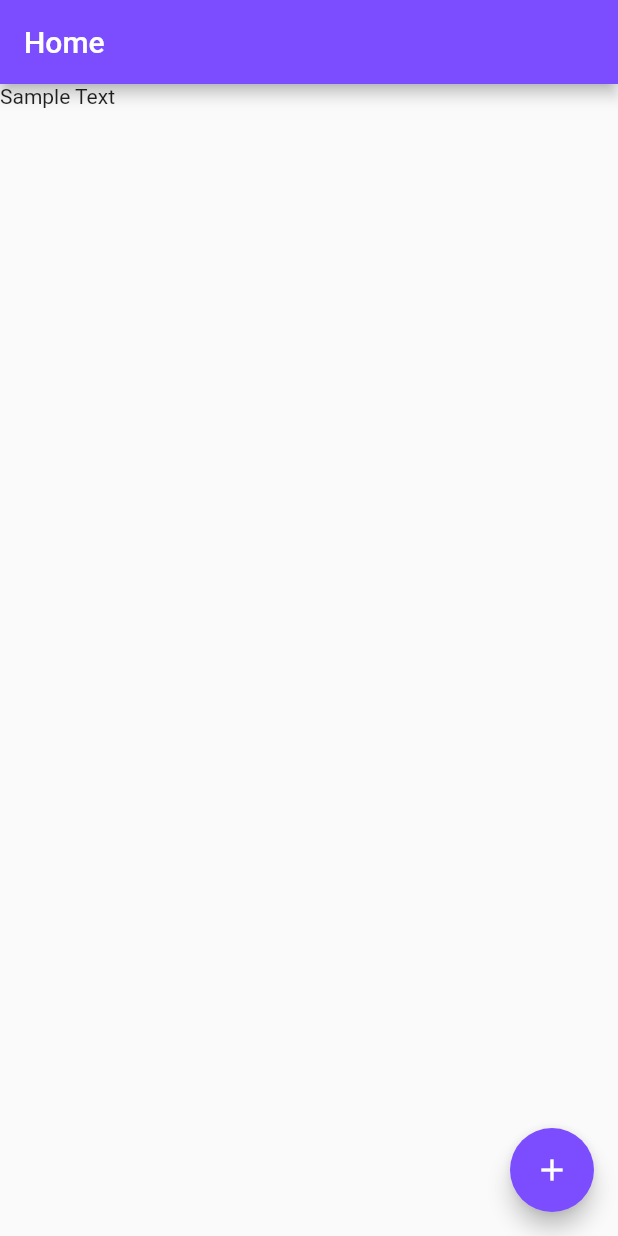
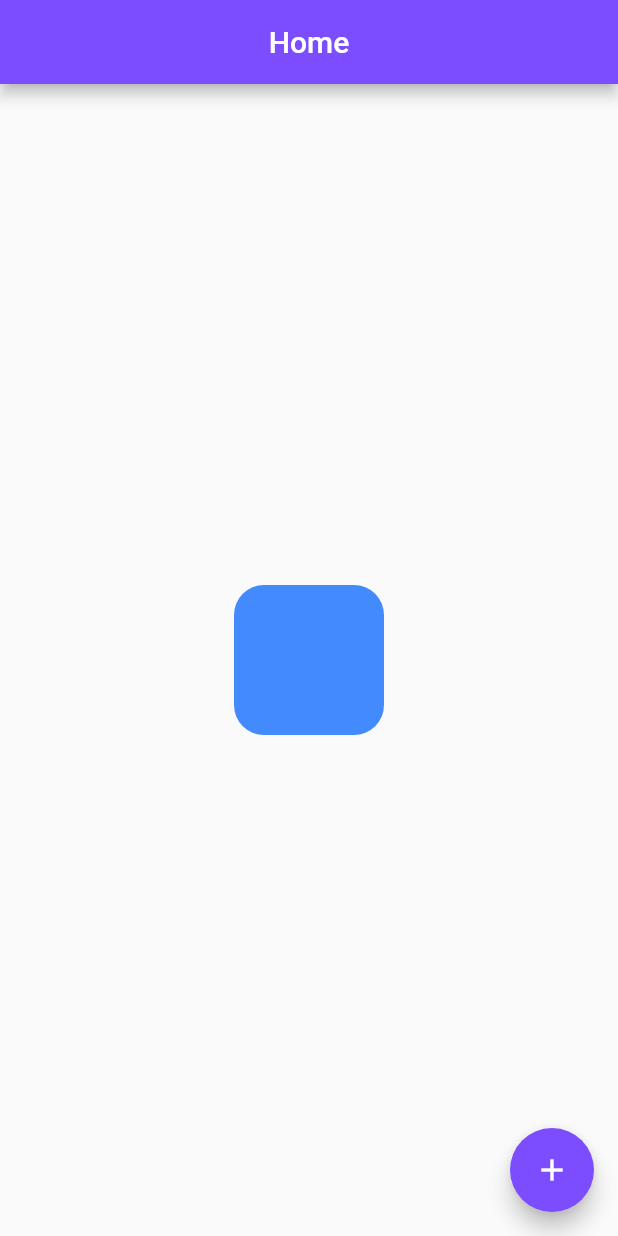
Before and after one commit to Chathuranga97lj/first-flutter-app, a Flutter app: the screen it shows after launch, after a tap on the "add" icon, on a phone screen of 412 x 824 dp. Run offline on Flutter 3.47's test engine with Material 2 defaults, Android fonts, the phone set to English and light mode, and no system bars.

Commit message:
create ui compenent

```diff
--- a/lib/home_new.dart
+++ b/lib/home_new.dart
@@ -11,6 +11,8 @@ class HomeView extends StatefulWidget {
 }
 
 class _HomeViewState extends State<HomeView> {
+  int number = 0;
+
   @override
   Widget build(BuildContext context) {
     // return Container(
@@ -18,16 +20,30 @@ class _HomeViewState extends State<HomeView> {
     // );
     return Scaffold(
         appBar: AppBar(
-          title: Text('Home'),
+          title: Center(child: Text('Home')),
           backgroundColor: Colors.deepPurpleAccent,
         ),
         floatingActionButton: FloatingActionButton(
-          onPressed: () {},
+          onPressed: () {
+            setState(() {
+              number += 1;
+            }); // run build function again
+          },
           backgroundColor: Colors.deepPurpleAccent,
           child: Icon(Icons.add),
         ),
-        body: Container(
-          child: Text('Sample Text'),
+        // body: Container(
+        //   child: Center(child: Text(number.toString())),
+        // )
+        body: Center(
+          child: Container(
+            width: 100,
+            height: 100,
+            decoration: BoxDecoration(
+              color: Colors.blueAccent,
+              borderRadius: BorderRadius.all(Radius.circular(20)),
+            ),
+          ),
         ));
   }
 }
```
